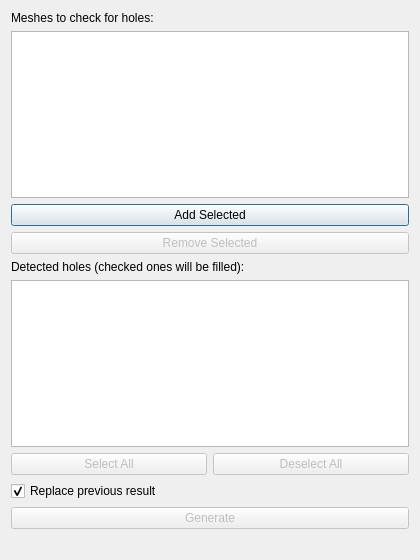
Before: the Qt Designer form ui/FillHolesDialog.ui in sharjith/ModelViewer-Qt, drawn with Qt 5.
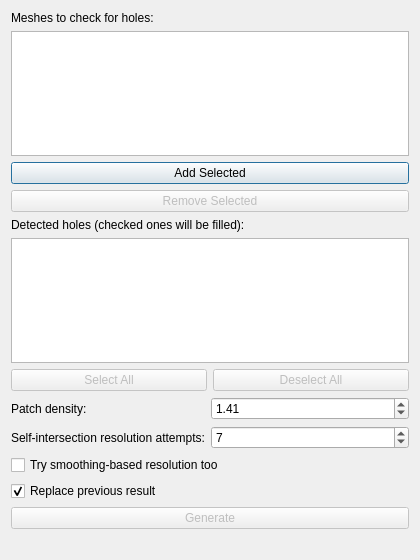
After: the same form once the commit is applied.

Diff of the .ui file:
```diff
--- a/ui/FillHolesDialog.ui
+++ b/ui/FillHolesDialog.ui
@@ -90,6 +90,75 @@
      </item>
     </layout>
    </item>
+   <item>
+    <layout class="QFormLayout" name="fillParamsForm">
+     <item row="0" column="0">
+      <widget class="QLabel" name="patchDensityLabel">
+       <property name="text">
+        <string>Patch density:</string>
+       </property>
+      </widget>
+     </item>
+     <item row="0" column="1">
+      <widget class="QDoubleSpinBox" name="patchDensitySpin">
+       <property name="toolTip">
+        <string>&lt;html&gt;&lt;head/&gt;&lt;body&gt;&lt;p&gt;Controls how fine the new patch's triangulation is relative to the surrounding mesh (CGAL's triangulate_and_refine_hole density_control_factor) - larger values produce a denser patch. CGAL's own default is sqrt(2) &amp;#8776; 1.41.&lt;/p&gt;&lt;/body&gt;&lt;/html&gt;</string>
+       </property>
+       <property name="decimals">
+        <number>2</number>
+       </property>
+       <property name="minimum">
+        <double>1.000000000000000</double>
+       </property>
+       <property name="maximum">
+        <double>5.000000000000000</double>
+       </property>
+       <property name="singleStep">
+        <double>0.100000000000000</double>
+       </property>
+       <property name="value">
+        <double>1.410000000000000</double>
+       </property>
+      </widget>
+     </item>
+     <item row="1" column="0">
+      <widget class="QLabel" name="selfIntersectionStepsLabel">
+       <property name="text">
+        <string>Self-intersection resolution attempts:</string>
+       </property>
+      </widget>
+     </item>
+     <item row="1" column="1">
+      <widget class="QSpinBox" name="selfIntersectionStepsSpin">
+       <property name="toolTip">
+        <string>&lt;html&gt;&lt;head/&gt;&lt;body&gt;&lt;p&gt;How many smoothing/hole-refill rounds to try when resolving self-intersections (CGAL's remove_self_intersections number_of_iterations). CGAL's own default is 7.&lt;/p&gt;&lt;/body&gt;&lt;/html&gt;</string>
+       </property>
+       <property name="minimum">
+        <number>1</number>
+       </property>
+       <property name="maximum">
+        <number>50</number>
+       </property>
+       <property name="value">
+        <number>7</number>
+       </property>
+      </widget>
+     </item>
+     <item row="2" column="0" colspan="2">
+      <widget class="QCheckBox" name="trySmoothingCheckBox">
+       <property name="toolTip">
+        <string>&lt;html&gt;&lt;head/&gt;&lt;body&gt;&lt;p&gt;Also try a slower, smoothing-based repair strategy for self-intersections, in addition to the hole-filling-based strategy already tried by default. CGAL does not attempt this by default.&lt;/p&gt;&lt;/body&gt;&lt;/html&gt;</string>
+       </property>
+       <property name="text">
+        <string>Try smoothing-based resolution too</string>
+       </property>
+       <property name="checked">
+        <bool>false</bool>
+       </property>
+      </widget>
+     </item>
+    </layout>
+   </item>
    <item>
     <widget class="QCheckBox" name="replacePreviousCheckBox">
      <property name="toolTip">
```
